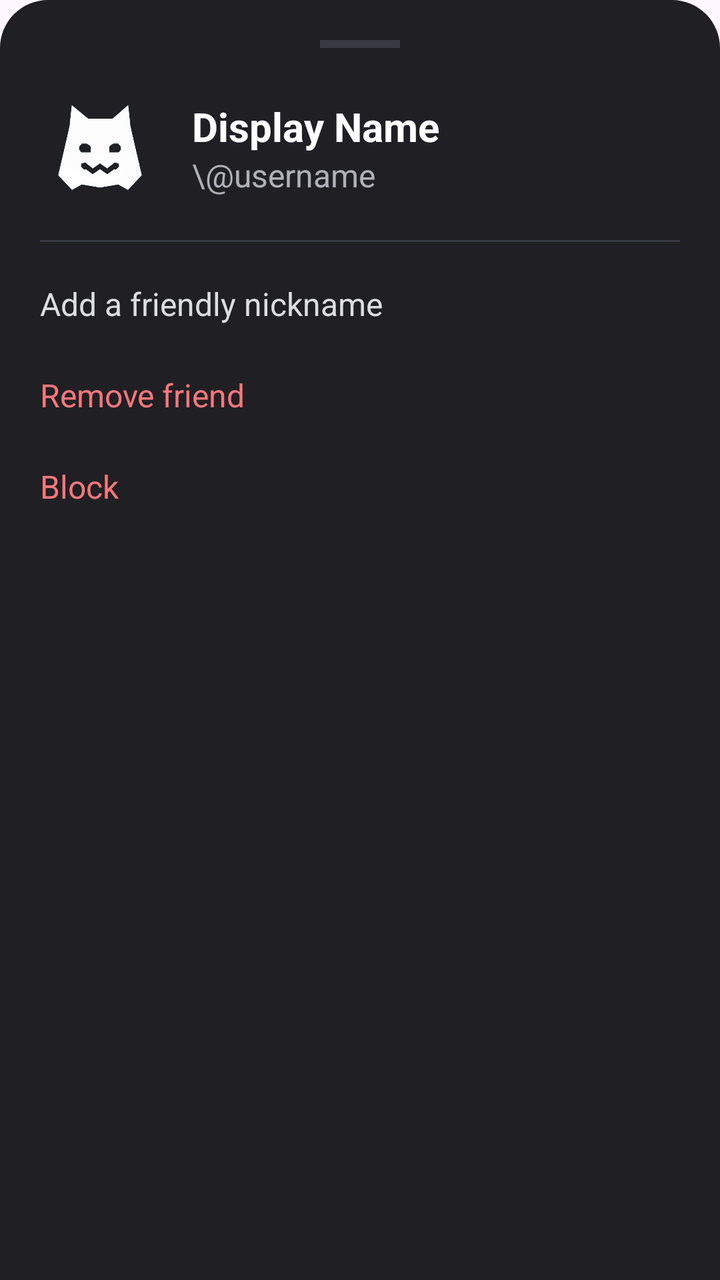
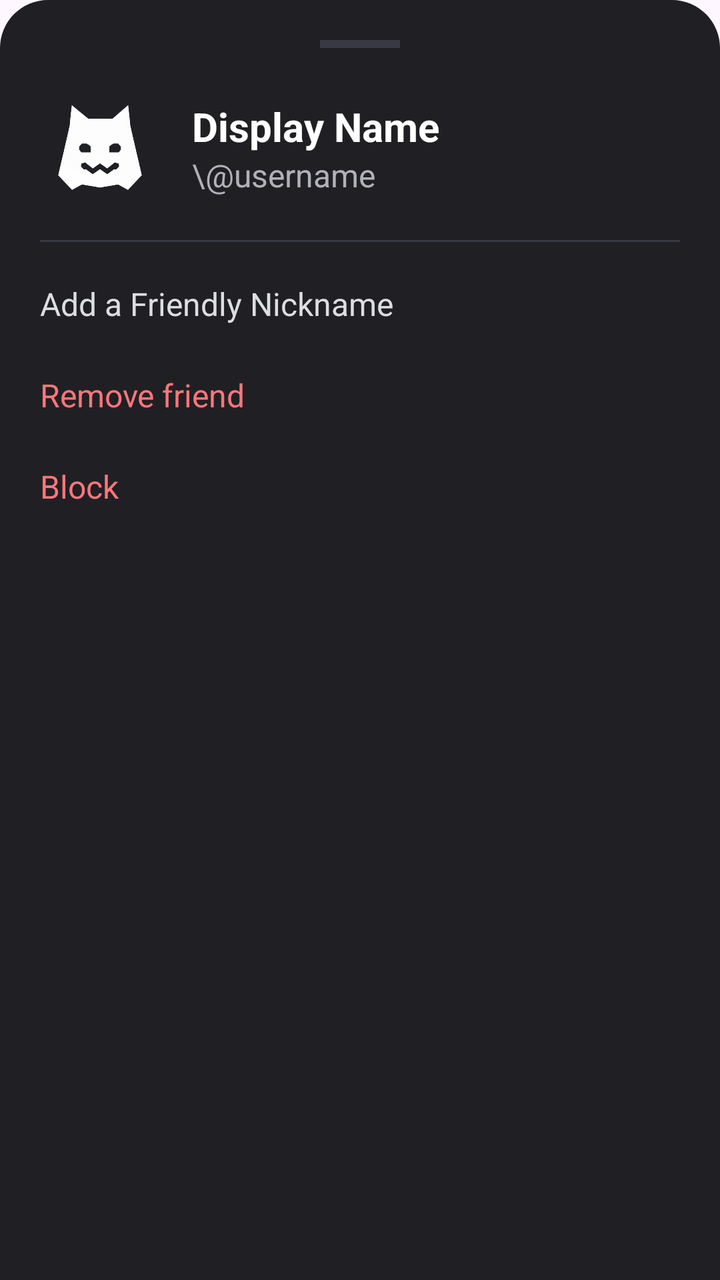

An Android layout rendered at two revisions. The XML below is the earlier revision; the diff shows what the commit changed to produce the second picture.
<!-- AndroidManifest.xml: application theme Theme.Doscord -->
<!-- res/layout/bottom_sheet_chat_options.xml -->
<?xml version="1.0" encoding="utf-8"?>
<LinearLayout xmlns:android="http://schemas.android.com/apk/res/android"
    xmlns:app="http://schemas.android.com/apk/res-auto"
    android:layout_width="match_parent"
    android:layout_height="wrap_content"
    android:background="@drawable/bg_bottom_sheet"
    android:orientation="vertical"
    android:padding="20dp">

    <View
        android:layout_width="40dp"
        android:layout_height="4dp"
        android:layout_gravity="center_horizontal"
        android:layout_marginBottom="20dp"
        android:background="@color/uiGray" />

    <LinearLayout
        android:id="@+id/bsHeader"
        android:layout_width="match_parent"
        android:layout_height="wrap_content"
        android:orientation="horizontal"
        android:gravity="center_vertical"
        android:layout_marginBottom="16dp">

        <com.google.android.material.imageview.ShapeableImageView
            android:id="@+id/bsPfp"
            android:layout_width="60dp"
            android:layout_height="60dp"
            android:scaleType="centerCrop"
            android:src="@drawable/icon"
            android:background="@android:color/transparent"
            app:shapeAppearanceOverlay="@style/CircleImageView" />

        <LinearLayout
            android:layout_width="wrap_content"
            android:layout_height="wrap_content"
            android:layout_marginStart="16dp"
            android:orientation="vertical">

            <TextView
                android:id="@+id/bsDisplayName"
                android:layout_width="wrap_content"
                android:layout_height="wrap_content"
                android:text="Display Name"
                android:textColor="@color/white"
                android:textSize="20sp"
                android:textStyle="bold" />

            <TextView
                android:id="@+id/bsUsername"
                android:layout_width="wrap_content"
                android:layout_height="wrap_content"
                android:text="\@username"
                android:textColor="@color/textGray"
                android:textSize="16sp" />
        </LinearLayout>
    </LinearLayout>

    <View
        android:layout_width="match_parent"
        android:layout_height="1dp"
        android:background="@color/uiGray"
        android:layout_marginBottom="8dp"/>

    <LinearLayout
        android:id="@+id/bsDmOptions"
        android:layout_width="match_parent"
        android:layout_height="wrap_content"
        android:orientation="vertical">

        <TextView
            android:id="@+id/bsAddNickname"
            android:layout_width="match_parent"
            android:layout_height="wrap_content"
            android:paddingVertical="12dp"
            android:text="@string/add_friendly_nickname"
            android:textColor="@color/selected"
            android:textSize="16sp"
            android:background="?attr/selectableItemBackground"
            android:clickable="true"
            android:focusable="true" />

        <TextView
            android:id="@+id/bsRemoveFriend"
            android:layout_width="match_parent"
            android:layout_height="wrap_content"
            android:paddingVertical="12dp"
            android:text="@string/remove_friend"
            android:textColor="@color/red"
            android:textSize="16sp"
            android:background="?attr/selectableItemBackground"
            android:clickable="true"
            android:focusable="true" />

        <TextView
            android:id="@+id/bsBlock"
            android:layout_width="match_parent"
            android:layout_height="wrap_content"
            android:paddingVertical="12dp"
            android:text="@string/block"
            android:textColor="@color/red"
            android:textSize="16sp"
            android:background="?attr/selectableItemBackground"
            android:clickable="true"
            android:focusable="true" />

    </LinearLayout>

    <LinearLayout
        android:id="@+id/bsGroupOptions"
        android:layout_width="match_parent"
        android:layout_height="wrap_content"
        android:orientation="vertical"
        android:visibility="gone">

        <TextView
            android:id="@+id/bsLeaveGroup"
            android:layout_width="match_parent"
            android:layout_height="wrap_content"
            android:paddingVertical="12dp"
            android:text="@string/leave_group"
            android:textColor="@color/red"
            android:textSize="16sp"
            android:background="?attr/selectableItemBackground"
            android:clickable="true"
            android:focusable="true" />

    </LinearLayout>

</LinearLayout>
<!-- resources referenced by this layout -->
<resources>
  <color name="red">#FA777B</color>
  <color name="selected">#dddee1</color>
  <color name="textGray">#b1b2b8</color>
  <color name="uiGray">#383a43</color>
  <color name="white">#FFFFFFFF</color>
  <!-- drawable bg_bottom_sheet (drawable) -->
  <?xml version="1.0" encoding="utf-8"?>
  <shape xmlns:android="http://schemas.android.com/apk/res/android">
      <solid android:color="@color/bgGray" />
      <corners
          android:topLeftRadius="24dp"
          android:topRightRadius="24dp" />
  </shape>
  <!-- drawable icon: png bitmap (drawable, 68819 bytes) -->
  <string name="add_friendly_nickname">Add a friendly nickname</string>
  <string name="block">Block</string>
  <string name="leave_group">Leave Group</string>
  <string name="remove_friend">Remove friend</string>
  <style name="CircleImageView">
          <item name="cornerSize">50%</item>
          <item name="cornerFamily">rounded</item>
      </style>
  <style name="Theme.Doscord" parent="Base.Theme.Doscord" />
  <color name="bgGray">#202024</color>
  <style name="Base.Theme.Doscord" parent="Theme.Material3.DayNight.NoActionBar">
          
          
          <item name="colorOnSurface">#FFFFFF</item>
          <item name="android:textColorPrimary">#FFFFFF</item>
          <item name="android:datePickerDialogTheme">@style/MyDatePickerStyle</item>
      </style>
  <style name="MyDatePickerStyle" parent="Theme.AppCompat.Light.Dialog">
          <item name="colorAccent">@color/purple_500</item>
          <item name="android:windowBackground">@android:color/black</item>
          <item name="android:textColorPrimary">@android:color/white</item>
          <item name="android:textColorSecondary">@android:color/darker_gray</item>
      </style>
  <color name="purple_500">#6200EE</color>
</resources>

<!-- the commit's change to res/layout/bottom_sheet_chat_options.xml (unified diff, before → after) -->
@@ -114,6 +114,18 @@
         android:visibility="gone">
 
         <TextView
+            android:id="@+id/bsRenameGroup"
+            android:layout_width="match_parent"
+            android:layout_height="wrap_content"
+            android:paddingVertical="12dp"
+            android:text="@string/rename_group"
+            android:textColor="@color/selected"
+            android:textSize="16sp"
+            android:background="?attr/selectableItemBackground"
+            android:clickable="true"
+            android:focusable="true" />
+
+        <TextView
             android:id="@+id/bsLeaveGroup"
             android:layout_width="match_parent"
             android:layout_height="wrap_content"
<!-- resource entries referenced after the edit -->
@@ -14,10 +14,11 @@
           android:topRightRadius="24dp" />
   </shape>
   <!-- drawable icon: png bitmap (drawable, 68819 bytes) -->
-  <string name="add_friendly_nickname">Add a friendly nickname</string>
+  <string name="add_friendly_nickname">Add a Friendly Nickname</string>
   <string name="block">Block</string>
   <string name="leave_group">Leave Group</string>
   <string name="remove_friend">Remove friend</string>
+  <string name="rename_group">Rename Group</string>
   <style name="CircleImageView">
           <item name="cornerSize">50%</item>
           <item name="cornerFamily">rounded</item>
